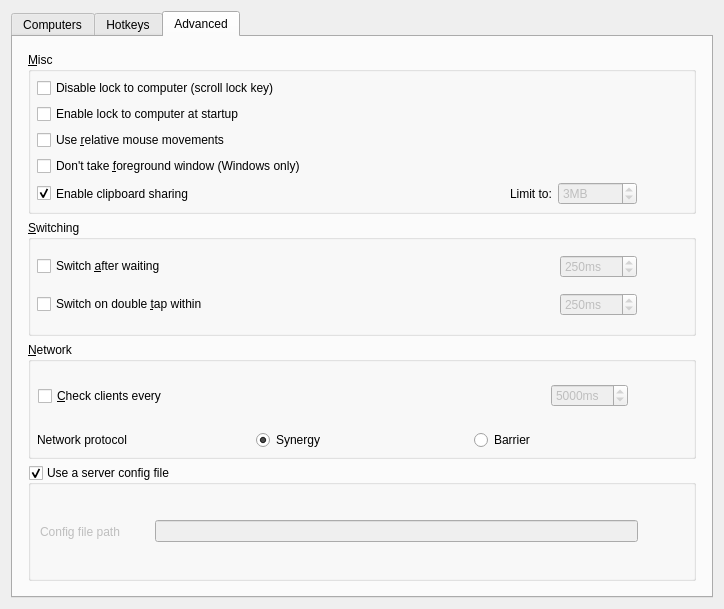
Before: the Qt Designer form src/lib/gui/dialogs/ServerConfigDialog.ui in Eyad-Alqaysi/hopflow, drawn with Qt 5.
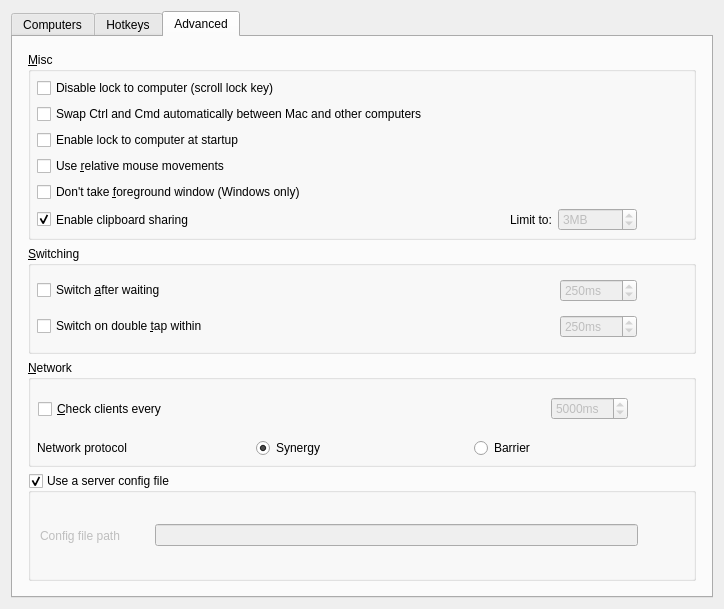
After: the same form once the commit is applied. The open tabs and pages were chosen to show the change. Icons and pictures are not drawn. Custom widgets are drawn as their Qt base class.

Commit message:
feat(server): swap Ctrl and Cmd automatically between Mac and other computers
When exactly one of the server and a Hopflow client runs macOS, the server
appends Ctrl->Super and Super->Ctrl to that client's modifier options, so
Ctrl+C on Windows is Cmd+C on the Mac and vice versa. Clients already apply
modifier options in order, so no client change is needed.

The swap is skipped for clients that did not report a platform (stock
Deskflow) and for computers whose Ctrl or Super mapping the user changed.
It is on by default and can be turned off in the server settings.

```diff
--- a/src/lib/gui/dialogs/ServerConfigDialog.ui
+++ b/src/lib/gui/dialogs/ServerConfigDialog.ui
@@ -350,6 +350,16 @@
             </property>
            </widget>
           </item>
+          <item>
+           <widget class="QCheckBox" name="cbAutoSwapCtrlCmd">
+            <property name="toolTip">
+             <string>When control moves between a Mac and another computer, Ctrl on one acts as Cmd on the other. Computers with a custom Ctrl or Super mapping are not changed.</string>
+            </property>
+            <property name="text">
+             <string>Swap Ctrl and Cmd automatically between Mac and other computers</string>
+            </property>
+           </widget>
+          </item>
           <item>
            <widget class="QCheckBox" name="cbDefaultLockToComputerState">
             <property name="text">
```
The commit also changes 19 other files.
